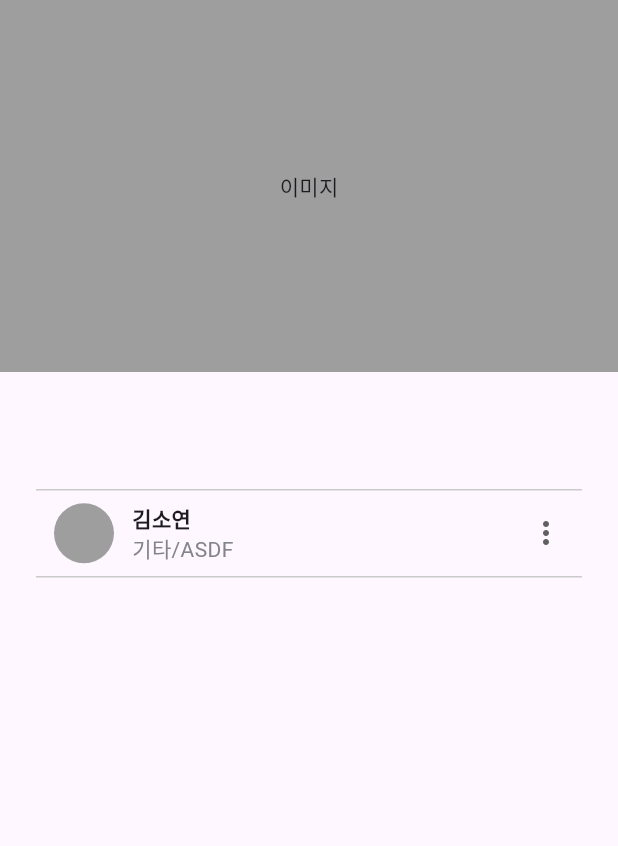
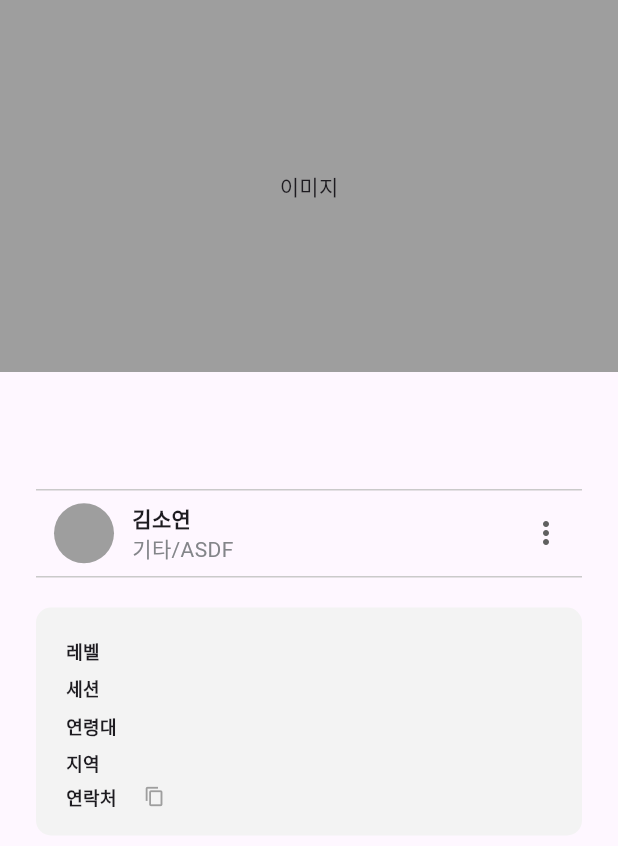
Before and after one commit to zigsong/lets-jam, a Flutter app: the PostDetailScreen screen opened directly with empty values, on a phone screen of 412 x 824 dp. Shown: the top 846 px of the screen. Run offline on Flutter 3.47's test engine with Material 3 defaults, Android fonts, the phone set to English and light mode, and no system bars; our stand-ins replace flutter_dotenv, flutter_svg, image_picker, supabase_flutter; missing offline and left inert: kakao_flutter_sdk; accounts and stored records are empty; Roboto replaces fonts that are missing (Pretendard).

Commit message:
feat: 포스트 상세 > 필터 목록 마크업

```diff
--- a/lib/screens/post_detail_screen.dart
+++ b/lib/screens/post_detail_screen.dart
@@ -1,5 +1,9 @@
 import 'package:flutter/material.dart';
+import 'package:lets_jam/models/age_enum.dart';
+import 'package:lets_jam/models/level_enum.dart';
 import 'package:lets_jam/models/post_model.dart';
+import 'package:lets_jam/models/session_enum.dart';
+import 'package:lets_jam/widgets/tag.dart';
 
 class PostDetailScreen extends StatefulWidget {
   const PostDetailScreen({super.key, required this.post});
@@ -35,10 +39,106 @@ class _PostDetailScreenState extends State<PostDetailScreen> {
                 const SizedBox(
                   height: 20,
                 ),
-                const PostDetailAuthorInfo()
+                const PostDetailAuthorInfo(),
+                const SizedBox(
+                  height: 20,
+                ),
+                PostDetailFilters(post: widget.post)
               ],
             ),
           ),
+        ],
+      ),
+    );
+  }
+}
+
+class PostDetailFilters extends StatelessWidget {
+  const PostDetailFilters({super.key, required this.post});
+
+  final PostModel post;
+
+  @override
+  Widget build(BuildContext context) {
+    return Container(
+      padding: const EdgeInsets.symmetric(vertical: 16, horizontal: 20),
+      decoration: BoxDecoration(
+          color: const Color(0xffF3F3F3),
+          borderRadius: BorderRadius.circular(10)),
+      child: Column(
+        children: [
+          _filterDataList(
+              '레벨', post.levels.map((level) => levelMap[level]!).toList()),
+          _filterDataList('세션',
+              post.sessions.map((session) => sessionMap[session]!).toList()),
+          _filterDataList(
+              '연령대', post.ages?.map((age) => ageMap[age]!).toList()),
+          _filterDataList('지역', post.regions),
+          Row(
+            children: [
+              const SizedBox(
+                width: 48,
+                child: Text(
+                  '연락처',
+                  style: TextStyle(fontSize: 12, fontWeight: FontWeight.bold),
+                ),
+              ),
+              GestureDetector(
+                child: Row(
+                  children: [
+                    Text(
+                      post.contact,
+                      style:
+                          const TextStyle(decoration: TextDecoration.underline),
+                    ),
+                    const SizedBox(
+                      width: 4,
+                    ),
+                    const Icon(
+                      Icons.content_copy,
+                      size: 14,
+                      color: Colors.grey,
+                    )
+                  ],
+                ),
+                onTap: () {
+                  ScaffoldMessenger.of(context).showSnackBar(
+                    const SnackBar(content: Text("연락처가 복사되었습니다")),
+                  );
+                },
+              )
+            ],
+          )
+        ],
+      ),
+    );
+  }
+
+  Widget _filterDataList(String label, List<String>? tags) {
+    return Padding(
+      padding: const EdgeInsets.symmetric(vertical: 4),
+      child: Row(
+        children: [
+          SizedBox(
+            width: 48,
+            child: Text(
+              label,
+              style: const TextStyle(fontSize: 12, fontWeight: FontWeight.bold),
+            ),
+          ),
+          if (tags != null)
+            Row(
+                children: tags
+                    .map(
+                      (tag) => Padding(
+                        padding: const EdgeInsets.symmetric(horizontal: 4),
+                        child: Tag(
+                          text: tag,
+                          size: TagSizeEnum.small,
+                        ),
+                      ),
+                    )
+                    .toList())
         ],
       ),
     );
```
